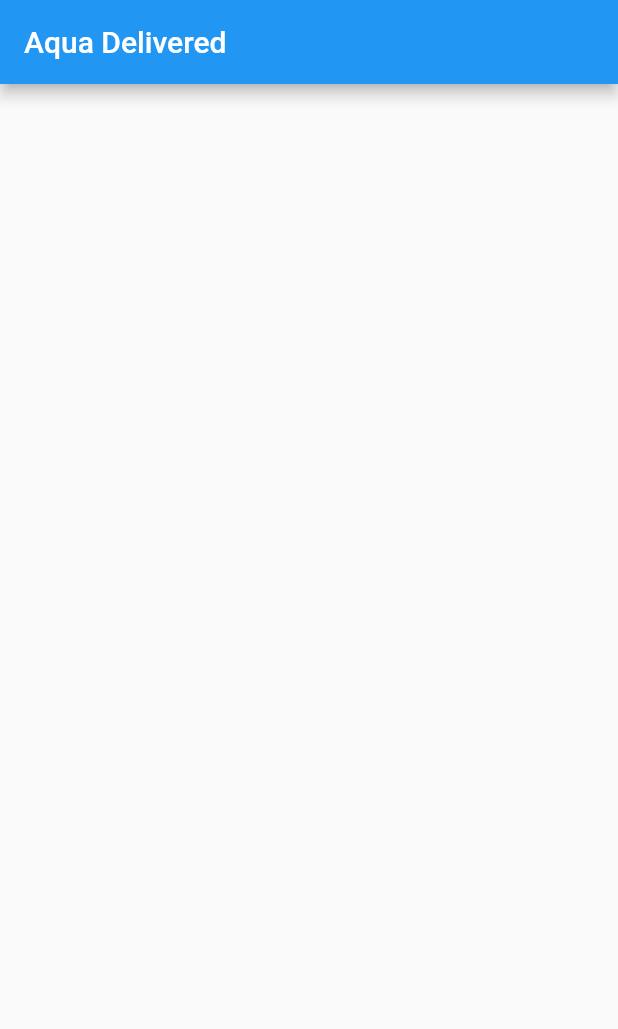
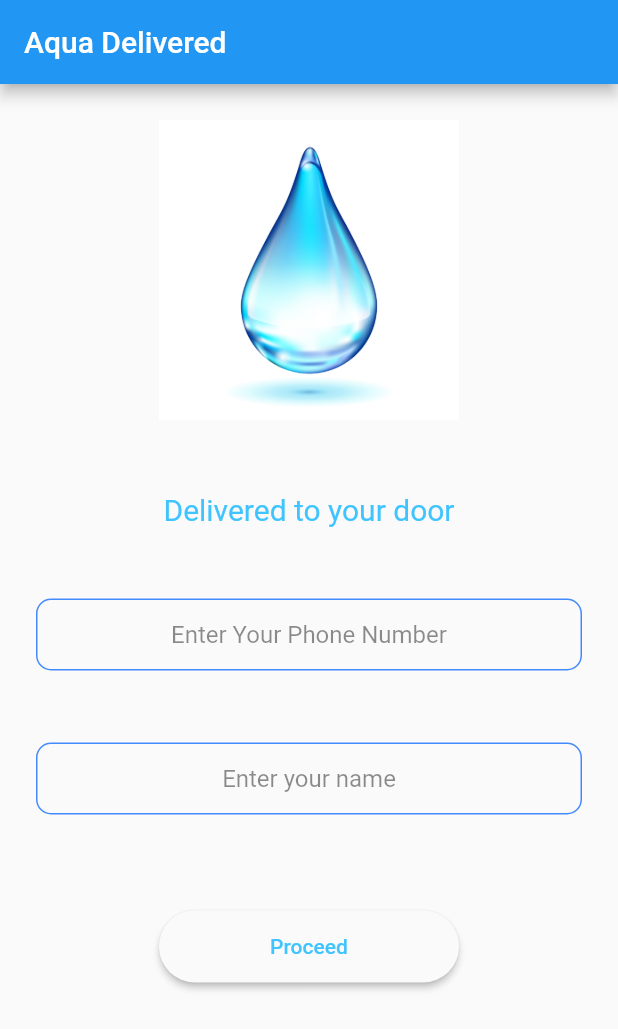
Before and after one commit to Arslanbutt/Water_delivery_v1, a Flutter app: the screen it shows after launch, on a phone screen of 412 x 824 dp. Shown: the top 1029 px of the screen. Run offline on Flutter 3.47's test engine with Material 2 defaults, Android fonts, the phone set to English and light mode, and no system bars.

Commit message:
Add main page layout, image not finalized some other changes maybe done later

```diff
--- /dev/null
+++ b/lib/components/rounded_button.dart
@@ -0,0 +1,32 @@
+import 'package:flutter/material.dart';
+
+class RoundedButton extends StatelessWidget {
+  final String buttonText;
+  final Color buttonColor;
+  final Function onPressed;
+
+  RoundedButton({this.buttonColor, this.buttonText, @required this.onPressed});
+
+  @override
+  Widget build(BuildContext context) {
+    return Padding(
+      padding: EdgeInsets.symmetric(vertical: 16.0),
+      child: Material(
+        elevation: 2.0,
+        color: buttonColor,
+        borderRadius: BorderRadius.circular(30.0),
+        child: MaterialButton(
+          onPressed: onPressed,
+          minWidth: 200.0,
+          height: 42.0,
+          child: Text(
+            buttonText,
+            style: TextStyle(
+              color: Colors.lightBlueAccent,
+            ),
+          ),
+        ),
+      ),
+    );
+  }
+}
--- /dev/null
+++ b/lib/constants.dart
@@ -0,0 +1,18 @@
+import 'package:flutter/material.dart';
+
+const kInputBoxDecoration = InputDecoration(
+  hintStyle: TextStyle(color: Colors.black45),
+  hintText: 'Enter your password',
+  contentPadding: EdgeInsets.symmetric(vertical: 10.0, horizontal: 20.0),
+  border: OutlineInputBorder(
+    borderRadius: BorderRadius.all(Radius.circular(10.0)),
+  ),
+  enabledBorder: OutlineInputBorder(
+    borderSide: BorderSide(color: Colors.blueAccent, width: 1.0),
+    borderRadius: BorderRadius.all(Radius.circular(10.0)),
+  ),
+  focusedBorder: OutlineInputBorder(
+    borderSide: BorderSide(color: Colors.blueAccent, width: 2.0),
+    borderRadius: BorderRadius.all(Radius.circular(10.0)),
+  ),
+);
--- a/lib/home_page.dart
+++ b/lib/home_page.dart
@@ -1,4 +1,6 @@
 import 'package:flutter/material.dart';
+import 'constants.dart';
+import 'components/rounded_button.dart';
 
 class HomePage extends StatefulWidget {
   HomePage({Key key, this.title}) : super(key: key);
@@ -15,9 +17,57 @@ class _HomePageState extends State<HomePage> {
         title: Text(widget.title),
       ),
       body: Center(
-        child: Column(
-          mainAxisAlignment: MainAxisAlignment.center,
-          children: [],
+        child: Padding(
+          padding: EdgeInsets.all(24.0),
+          child: Column(
+            //mainAxisAlignment: MainAxisAlignment.center,
+            crossAxisAlignment: CrossAxisAlignment.center,
+            children: [
+              Flexible(
+                child: Hero(
+                  tag: 'Logo',
+                  child: Container(
+                    height: 200,
+                    child: Image.asset('images/42363.jpg'),
+                  ),
+                ),
+              ),
+              SizedBox(
+                height: 48.0,
+              ),
+              Text(
+                'Delivered to your door',
+                style: TextStyle(color: Colors.lightBlueAccent, fontSize: 20.0),
+              ),
+              SizedBox(
+                height: 48.0,
+              ),
+              TextField(
+                style: TextStyle(color: Colors.black45),
+                textAlign: TextAlign.center,
+                keyboardType: TextInputType.phone,
+                decoration: kInputBoxDecoration.copyWith(
+                    hintText: 'Enter Your Phone Number'),
+              ),
+              SizedBox(
+                height: 48.0,
+              ),
+              TextField(
+                style: TextStyle(color: Colors.black45),
+                textAlign: TextAlign.center,
+                keyboardType: TextInputType.name,
+                decoration:
+                    kInputBoxDecoration.copyWith(hintText: 'Enter your name'),
+              ),
+              SizedBox(
+                height: 48.0,
+              ),
+              RoundedButton(
+                onPressed: () {},
+                buttonText: 'Proceed',
+              )
+            ],
+          ),
         ),
       ), // This trailing comma makes auto-formatting nicer for build methods.
     );
--- a/pubspec.yaml
+++ b/pubspec.yaml
@@ -44,11 +44,12 @@ flutter:
   # the material Icons class.
   uses-material-design: true
 
+  assets:
+      - images/
   # To add assets to your application, add an assets section, like this:
   # assets:
   #   - images/a_dot_burr.jpeg
   #   - images/a_dot_ham.jpeg
-
   # An image asset can refer to one or more resolution-specific "variants", see
   # https://flutter.dev/assets-and-images/#resolution-aware.
 
```
Also changed, not shown: images/42363.jpg (added), 1 other file.
